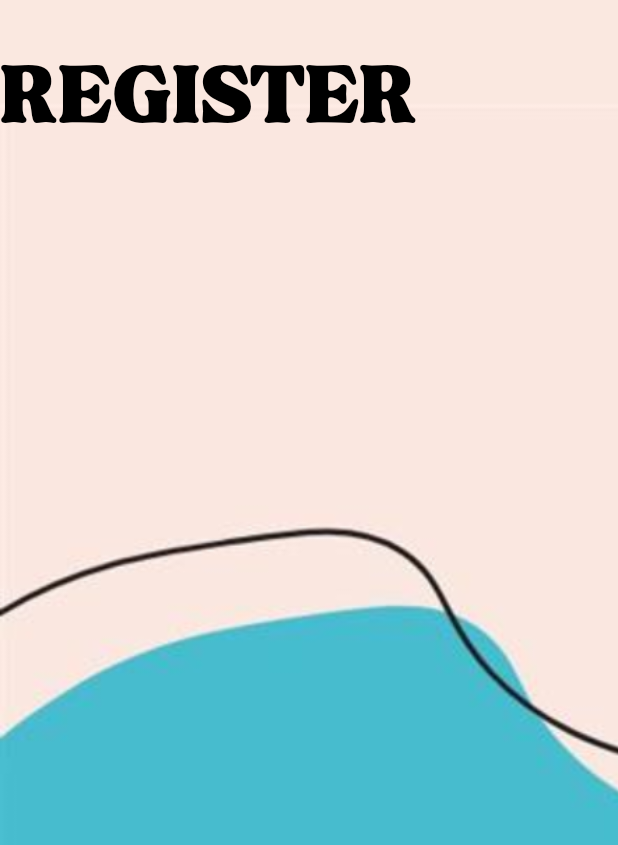
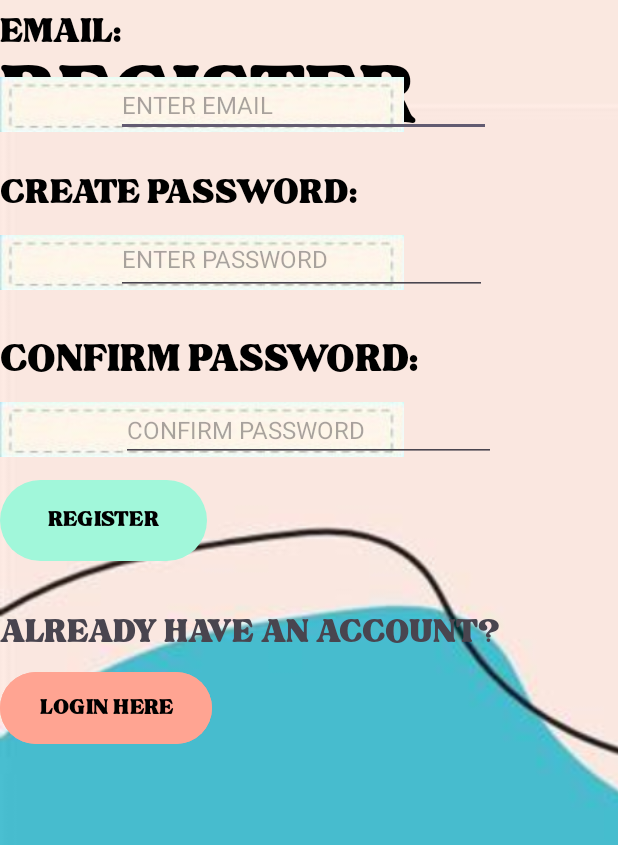
Before and after one commit to ST10260507/PROG7312_PART-2_J.A.C.K.D, an Android app: the RegisterActivity screen opened directly, with no data from a screen before it, on a phone screen of 412 x 824 dp. Shown: the top 845 px of the screen. Run offline under Robolectric (Android 15) with nearby library versions, the phone set to English and light mode, and no system bars.

Commit message:
ThirdCommit: Ankriya - I have finished the design for the Register page

```diff
--- /dev/null
+++ b/app/src/main/res/drawable/button_border.xml
@@ -0,0 +1,13 @@
+<?xml version="1.0" encoding="utf-8"?>
+<shape xmlns:android="http://schemas.android.com/apk/res/android"
+    android:shape="rectangle">
+
+    <solid android:color="@color/pastelRed" />
+
+    <stroke
+        android:width="2dp"
+        android:color="@android:color/black" />
+
+    <corners android:radius="4dp" />
+
+</shape>
--- a/app/src/main/res/layout/activity_register.xml
+++ b/app/src/main/res/layout/activity_register.xml
@@ -8,14 +8,14 @@
     android:background="@color/beige"
     tools:context=".RegisterActivity">
 
-
     <ImageView
-        android:id="@+id/imageView"
+        android:id="@+id/background"
         android:layout_width="517dp"
         android:layout_height="1255dp"
         app:srcCompat="@drawable/blue_bg"
-        tools:layout_editor_absoluteX="-53dp"
-        tools:layout_editor_absoluteY="-178dp" />
+        tools:layout_editor_absoluteX="-17dp"
+        tools:layout_editor_absoluteY="-232dp"
+        tools:ignore="MissingConstraints" />
 
     <TextView
         android:id="@+id/Register"
@@ -30,4 +30,153 @@
         tools:ignore="MissingConstraints"
         tools:layout_editor_absoluteX="75dp" />
 
+    <TextView
+        android:id="@+id/Email"
+        android:layout_width="86dp"
+        android:layout_height="36dp"
+        android:fontFamily="@font/tantangkiwood_display"
+        android:text="EMAIL:"
+        android:textColor="@color/black"
+        android:textSize="32sp"
+        tools:layout_editor_absoluteX="162dp"
+        tools:layout_editor_absoluteY="198dp"
+        tools:ignore="MissingConstraints" />
+
+    <ImageView
+        android:id="@+id/txtBoxEmail"
+        android:layout_width="269dp"
+        android:layout_height="43dp"
+        android:layout_marginTop="12dp"
+        app:layout_constraintTop_toBottomOf="@id/Email"
+        app:srcCompat="@drawable/text_box"
+        tools:layout_editor_absoluteX="70dp"
+        tools:ignore="MissingConstraints" />
+
+    <EditText
+        android:id="@+id/EmailInput"
+        android:layout_width="250dp"
+        android:layout_height="39dp"
+        android:layout_marginTop="16dp"
+        android:hint="ENTER EMAIL"
+        android:inputType="textPersonName"
+        android:textColor="@android:color/black"
+        android:textSize="16sp"
+        app:layout_constraintEnd_toEndOf="parent"
+        app:layout_constraintHorizontal_bias="0.478"
+        app:layout_constraintStart_toStartOf="parent"
+        app:layout_constraintTop_toBottomOf="@id/Email" />
+
+    <TextView
+        android:id="@+id/Password"
+        android:layout_width="268dp"
+        android:layout_height="38dp"
+        android:layout_marginTop="16dp"
+        android:fontFamily="@font/tantangkiwood_display"
+        android:text="CREATE PASSWORD:"
+        android:textColor="@color/black"
+        android:textSize="32sp"
+        app:layout_constraintTop_toBottomOf="@id/txtBoxEmail"
+        tools:layout_editor_absoluteX="75dp" />
+
+    <ImageView
+        android:id="@+id/txtBoxPassword"
+        android:layout_width="269dp"
+        android:layout_height="43dp"
+        android:layout_marginTop="8dp"
+        app:layout_constraintTop_toBottomOf="@id/Password"
+        app:srcCompat="@drawable/text_box"
+        tools:layout_editor_absoluteX="71dp"
+        tools:ignore="MissingConstraints" />
+
+    <EditText
+        android:id="@+id/CreatePassInput"
+        android:layout_width="247dp"
+        android:layout_height="47dp"
+        android:layout_marginTop="4dp"
+        android:hint="ENTER PASSWORD"
+        android:inputType="textPersonName"
+        android:textColor="@android:color/black"
+        android:textSize="16sp"
+        app:layout_constraintEnd_toEndOf="parent"
+        app:layout_constraintHorizontal_bias="0.469"
+        app:layout_constraintStart_toStartOf="parent"
+        app:layout_constraintTop_toBottomOf="@id/Password" />
+
+    <TextView
+        android:id="@+id/ConfirmPass"
+        android:layout_width="284dp"
+        android:layout_height="44dp"
+        android:layout_marginTop="20dp"
+        android:fontFamily="@font/tantangkiwood_display"
+        android:text="CONFIRM PASSWORD:"
+        android:textColor="@color/black"
+        android:textSize="35sp"
+        app:layout_constraintTop_toBottomOf="@id/txtBoxPassword"
+        tools:layout_editor_absoluteX="70dp"
+        tools:ignore="MissingConstraints" />
+
+    <ImageView
+        android:id="@+id/txtBoxConfirmPass"
+        android:layout_width="269dp"
+        android:layout_height="43dp"
+        android:layout_marginTop="4dp"
+        app:layout_constraintTop_toBottomOf="@id/ConfirmPass"
+        app:srcCompat="@drawable/text_box"
+        tools:layout_editor_absoluteX="74dp"
+        tools:ignore="MissingConstraints" />
+
+    <EditText
+        android:id="@+id/ConfirmPassInput"
+        android:layout_width="250dp"
+        android:layout_height="39dp"
+        android:layout_marginTop="8dp"
+        android:hint="CONFIRM PASSWORD"
+        android:inputType="textPersonName"
+        android:textColor="@android:color/black"
+        android:textSize="16sp"
+        app:layout_constraintEnd_toEndOf="parent"
+        app:layout_constraintHorizontal_bias="0.496"
+        app:layout_constraintStart_toStartOf="parent"
+        app:layout_constraintTop_toBottomOf="@id/ConfirmPass" />
+
+    <Button
+        android:id="@+id/RegBtn"
+        android:layout_width="138dp"
+        android:layout_height="62dp"
+        android:layout_marginTop="8dp"
+        android:fontFamily="@font/tantangkiwood_display"
+        android:text="REGISTER"
+        android:textColor="@android:color/black"
+        android:textSize="20sp"
+        app:backgroundTint="@color/teal"
+        app:layout_constraintTop_toBottomOf="@id/ConfirmPassInput"
+        tools:ignore="MissingConstraints"
+        tools:layout_editor_absoluteX="137dp" />
+
+    <TextView
+        android:id="@+id/Login"
+        android:layout_width="337dp"
+        android:layout_height="38dp"
+        android:layout_marginTop="24dp"
+        android:fontFamily="@font/tantangkiwood_display"
+        android:text="ALREADY HAVE AN ACCOUNT?"
+        android:textSize="30sp"
+        app:layout_constraintTop_toBottomOf="@id/RegBtn"
+        tools:ignore="MissingConstraints"
+        tools:layout_editor_absoluteX="37dp" />
+
+    <Button
+        android:id="@+id/Loginbtn"
+        android:layout_width="141dp"
+        android:layout_height="56dp"
+        android:layout_marginTop="4dp"
+        android:fontFamily="@font/tantangkiwood_display"
+        android:text="LOGIN HERE"
+        android:textColor="@android:color/black"
+        android:textSize="20sp"
+        android:backgroundTint="@color/pastelRed"
+        app:layout_constraintTop_toBottomOf="@id/Login"
+        tools:ignore="MissingConstraints"
+        tools:layout_editor_absoluteX="139dp" />
+
 </androidx.constraintlayout.widget.ConstraintLayout>
--- a/app/src/main/res/values/colors.xml
+++ b/app/src/main/res/values/colors.xml
@@ -3,4 +3,6 @@
     <color name="black">#FF000000</color>
     <color name="white">#FFFFFFFF</color>
     <color name="beige">#fae8e0</color>
+    <color name="teal">#a1f7da</color>
+    <color name="pastelRed">#ffa492</color>
 </resources>
```
Also changed, not shown: app/src/main/res/drawable/text_box.jpg (added).
